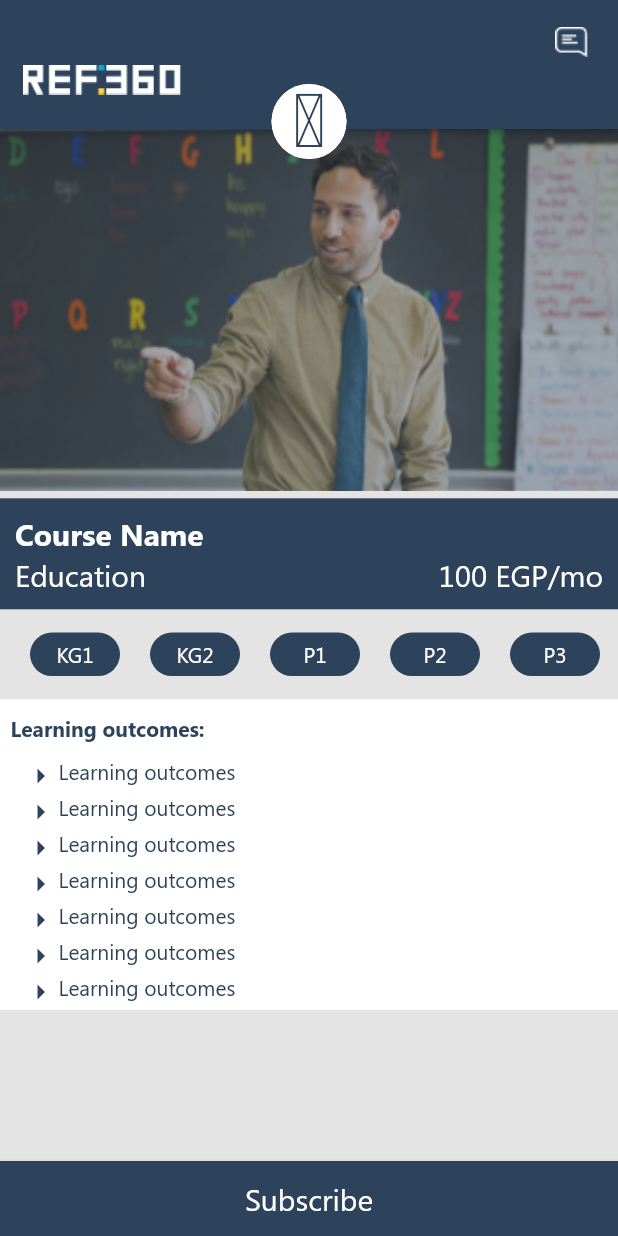
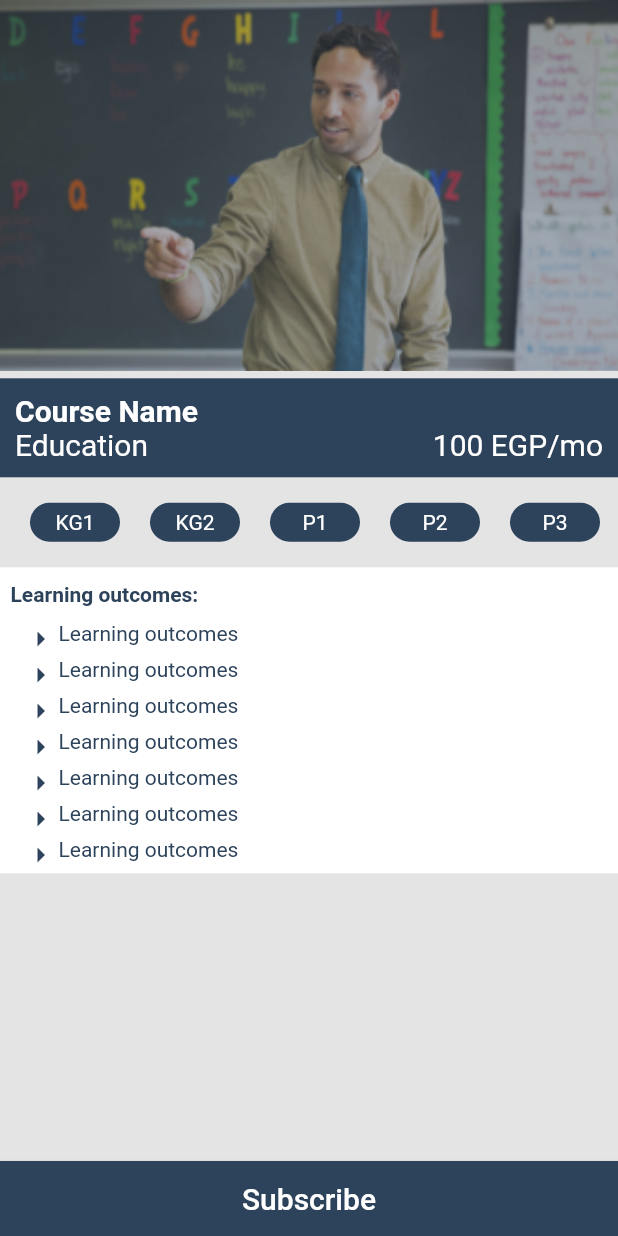
Before and after one commit to MoSamir/Edu360, a Flutter app: the CourseName screen opened directly, on a phone screen of 412 x 824 dp. Run offline on Flutter 3.47's test engine with Material 2 defaults, Android fonts, the light colour scheme and no system bars; our stand-ins replace bloc, chewie, dio, easy_localization, file_picker, flutter_bloc and 4 more; accounts and stored records are empty.

Commit message:
Getting the project to work again

```diff
--- a/assets/locales/ar.json
+++ b/assets/locales/ar.json
@@ -38,13 +38,10 @@
   "MEDIA": "ملف وساظط",
   "TEXT_POSTS_PLACE_HOLDER": "لا يوجد منشورات نصيه حتي الان",
   "DOCUMENT_POSTS_PLACE_HOLDER": "لا يوجد منشورات تحتوي ملفات حتي الان",
-  "WHOLE_POSTS_PLACE_HOLDER": "لا يوجد منشورات حتي الان",
-  "MEDIA": "ملف وساظط",
-  "COURSE_NAME": "اسم دورة",
   "NO_COMMENTS_YET_PLACEHOLDER": "لا يوجد تعليقات افتتح التعليقات",
   "SHARE_YOUR_THOUGHTS": "شارك فكرتك",
   "NO_MORE_NOTIFICATIONS": "لا يوجد اشعارات اخري",
-  "NO_NOTIFICATION_PLACEHOLDER": "ليس لديك اشعارات"
+  "NO_NOTIFICATION_PLACEHOLDER": "ليس لديك اشعارات",
   "WHOLE_POSTS_PLACE_HOLDER": "لا يوجد منشورات حتي الان",
   "COURSE_NAME": "اسم دورة"
 
--- a/assets/locales/en.json
+++ b/assets/locales/en.json
@@ -37,7 +37,6 @@
   "FILE": "file",
   "MEDIA": "media",
   "COURSE_NAME": "Course Name",
-  "MEDIA": "media",
   "TEXT_POSTS_PLACE_HOLDER": "No text posts for you yet",
   "DOCUMENT_POSTS_PLACE_HOLDER": "No document posts for you yet",
   "WHOLE_POSTS_PLACE_HOLDER": "No posts for you yet",
--- a/lib/blocs/bloc/CreateNewContentBloc.dart
+++ b/lib/blocs/bloc/CreateNewContentBloc.dart
@@ -42,7 +42,7 @@ class CreateNewContentBloc extends Bloc<CreateNewContentEvents , CreateNewConten
     ResponseViewModel<List<String>> uploadFilesResponse;
 
       if(event.postDocuments!=null && event.postDocuments.length > 0)
-        uploadFilesResponse = await Repository.uploadPostFiles(event.postDocuments);
+        uploadFilesResponse = await Repository.uploadFiles(event.postDocuments , null);
       if(uploadFilesResponse == null || uploadFilesResponse.isSuccess){
         createPostResponse = await Repository.createPostWithMedia(userPost : event.postViewModel , postFilesPath : uploadFilesResponse.responseData);
       } else {
--- a/lib/data/apis/UserDataProvider.dart
+++ b/lib/data/apis/UserDataProvider.dart
@@ -40,7 +40,6 @@ class UserDataProvider {
         requestHeaders: NetworkUtilities.getHeaders(),
         methodURL: NetworkUtilities.getFullURL(method: URL.POST_UPLOAD_FILES),
         parserFunction: (responseJson) {
-
           try{
             List<String> urls = List<String>();
             for(int i = 0 ; i <responseJson.length ; i++)
--- a/lib/data/models/UserViewModel.dart
+++ b/lib/data/models/UserViewModel.dart
@@ -1,4 +1,5 @@
 import 'package:edu360/data/apis/helpers/ApiParseKeys.dart';
+import 'package:edu360/data/apis/helpers/URL.dart';
 import 'StudyFieldViewModel.dart';
 class UserViewModel {
   String userFullName  ,userEmail , userMobileNumber , userEducation  , userPassword ,  userToken , profileImagePath ;
@@ -44,7 +45,7 @@ class UserViewModel {
       userMobileNumber: userInformation[ApiParseKeys.USER_MOBILE],
       contentCreator : userInformation[ApiParseKeys.USER_TYPE] != 0,
       userFullName: userInformation[ApiParseKeys.USER_FULL_NAME],
-      profileImagePath: userInformation[ApiParseKeys.USER_PROFILE_IMAGE],
+      profileImagePath: URL.BASE_URL+"/"+userInformation[ApiParseKeys.USER_PROFILE_IMAGE],
       userAge: userInformation[ApiParseKeys.USER_AGE] ?? 0,
       userBirthDay: userInformation[ApiParseKeys.USER_BIRTHDAY] != null ? DateTime.parse(userInformation[ApiParseKeys.USER_BIRTHDAY]) : DateTime.now(),
       userId: userInformation[ApiParseKeys.ID],
--- a/lib/ui/screens/CourseName.dart
+++ b/lib/ui/screens/CourseName.dart
@@ -1,6 +1,7 @@
 import 'package:edu360/ui/screens/DetilesCourseName.dart';
 import 'package:edu360/ui/widgets/EduAppBar.dart';
 import 'package:edu360/ui/widgets/EduButton.dart';
+import 'package:edu360/ui/widgets/EduIconImage.dart';
 import 'package:edu360/utilities/AppStyles.dart';
 import 'package:edu360/utilities/LocalKeys.dart';
 import 'package:edu360/utilities/Resources.dart';
@@ -41,7 +42,7 @@ class _CourseNameState extends State<CourseName> {
                 child: ListView(
                   padding: EdgeInsets.zero,
                   children: <Widget>[
-                    SizedBox(height: 80,),
+//                    SizedBox(height: 80,),
                     Stack(
                       children: <Widget>[
                         Padding(
@@ -153,20 +154,7 @@ class _CourseNameState extends State<CourseName> {
 
             ],
           ),
-          EduAppBar(
-            backgroundColor: AppColors.mainThemeColor,
 
-            icon: IconData(0xE800,fontFamily:'AppIcon',),
-
-           /* icon:Icon(IconData(0xE802,fontFamily:'AppIcon',)),*/
-
-            actions: <Widget>[
-
-           Image(image: AssetImage(Resources.COMMENT_IMAGE ),color: Colors.white,),
-            ],
-            logoWidth: MediaQuery.of(context).size.width / 3,
-            logoHeight: 20,
-          ),
         ],
       ),
     );
--- a/lib/ui/screens/CoursePayNow.dart
+++ b/lib/ui/screens/CoursePayNow.dart
@@ -1,5 +1,6 @@
 import 'package:edu360/ui/widgets/EduAppBar.dart';
 import 'package:edu360/ui/widgets/EduButton.dart';
+import 'package:edu360/ui/widgets/EduIconImage.dart';
 import 'package:edu360/utilities/AppStyles.dart';
 import 'package:edu360/utilities/LocalKeys.dart';
 import 'package:edu360/utilities/Resources.dart';
@@ -196,8 +197,9 @@ class _CoursePayNowState extends State<CoursePayNow> {
           EduAppBar(
             backgroundColor: AppColors.mainThemeColor,
 
-            icon: IconData(0xE800,fontFamily:'AppIcon',),
-          actions: <Widget>[
+            icon: EduIconImage(icon: AssetImage(Resources.WHITE_LOGO_IMAGE),),
+
+            actions: <Widget>[
 
               Image(image: AssetImage(Resources.COMMENT_IMAGE ),color: Colors.white,),
             ],
--- a/lib/ui/screens/DetilesCourseName.dart
+++ b/lib/ui/screens/DetilesCourseName.dart
@@ -1,4 +1,5 @@
 import 'package:edu360/ui/widgets/EduAppBar.dart';
+import 'package:edu360/ui/widgets/EduIconImage.dart';
 import 'package:edu360/utilities/AppStyles.dart';
 import 'package:edu360/utilities/Resources.dart';
 import 'package:flutter/material.dart';
@@ -25,7 +26,8 @@ class _DetailsCourseNameState extends State<DetailsCourseName> {
       backgroundColor: AppColors.backgroundColor,
       appBar:  EduAppBar(
         backgroundColor: AppColors.mainThemeColor,
-        icon: IconData(0xE800,fontFamily:'AppIcon',),
+        icon: EduIconImage(icon: AssetImage(Resources.WHITE_LOGO_IMAGE),),
+
         actions: <Widget>[ Image(image: AssetImage(Resources.COMMENT_IMAGE ),color: Colors.white,),],
         logoWidth: MediaQuery.of(context).size.width / 3,
         logoHeight: 20,
--- a/lib/ui/screens/TabHolderScreen.dart
+++ b/lib/ui/screens/TabHolderScreen.dart
@@ -113,7 +113,8 @@ class _TabsHolderScreenState extends State<TabsHolderScreen> {
           ),
           EduAppBar(
             logoWidth: MediaQuery.of(context).size.width * 0.25,
-            icon: Icons.search , //ImageIcon( , color: AppColors.white, size: 25,),
+            icon: EduIconImage(icon: AssetImage(Resources.WHITE_LOGO_IMAGE),),
+
             onIconPressed: (){
               Navigator.of(context).push(MaterialPageRoute(builder: (context)=> ExploreScreen()));
             },
--- a/lib/ui/widgets/EduAppBar.dart
+++ b/lib/ui/widgets/EduAppBar.dart
@@ -10,7 +10,7 @@ class EduAppBar extends StatelessWidget implements PreferredSizeWidget{
   final List<Widget> actions;
   final Color backgroundColor ;
   final Function onIconPressed ;
-  final IconData icon;
+  final Widget icon;
   final double logoWidth;
   final double logoHeight;
 
@@ -36,7 +36,7 @@ class EduAppBar extends StatelessWidget implements PreferredSizeWidget{
               elevation: 2,
               actions: actions ?? [],
               automaticallyImplyLeading: autoImplyLeading ?? true,
-              backgroundColor: backgroundColor ?? Colors.white,
+              backgroundColor: backgroundColor ?? AppColors.mainThemeColor
 
             ),),
             icon != null ? Positioned(
@@ -49,7 +49,7 @@ class EduAppBar extends StatelessWidget implements PreferredSizeWidget{
                 child: Material(
                   shadowColor: AppColors.backgroundColor,
                   borderRadius: BorderRadius.all(Radius.circular(25)),
-                  child: Container(child: Icon(icon , color: AppColors.mainThemeColor, size: 50,), decoration: BoxDecoration(
+                  child: Container(child:  icon , decoration: BoxDecoration(
                     color: AppColors.white,
                     shape: BoxShape.circle,
                   ), ),
--- a/lib/ui/widgets/ProfileScreenHeader.dart
+++ b/lib/ui/widgets/ProfileScreenHeader.dart
@@ -45,7 +45,7 @@ class ProfileScreenHeader extends StatelessWidget {
                           image: user != null && user.profileImagePath != null && user.profileImagePath.length > 0 ?
                           NetworkImage(user.profileImagePath) :
                           AssetImage(Resources.USER_PLACEHOLDER_IMAGE),
-                          fit: BoxFit.contain,
+                          fit: BoxFit.cover,
                         ),
                       ),
                     ),
```
Also changed, not shown: lib/data/apis/PostDataProvider.dart (+1 -8 lines), lib/main.dart (+3 -8 lines), pubspec.yaml (+1 -13 lines).
